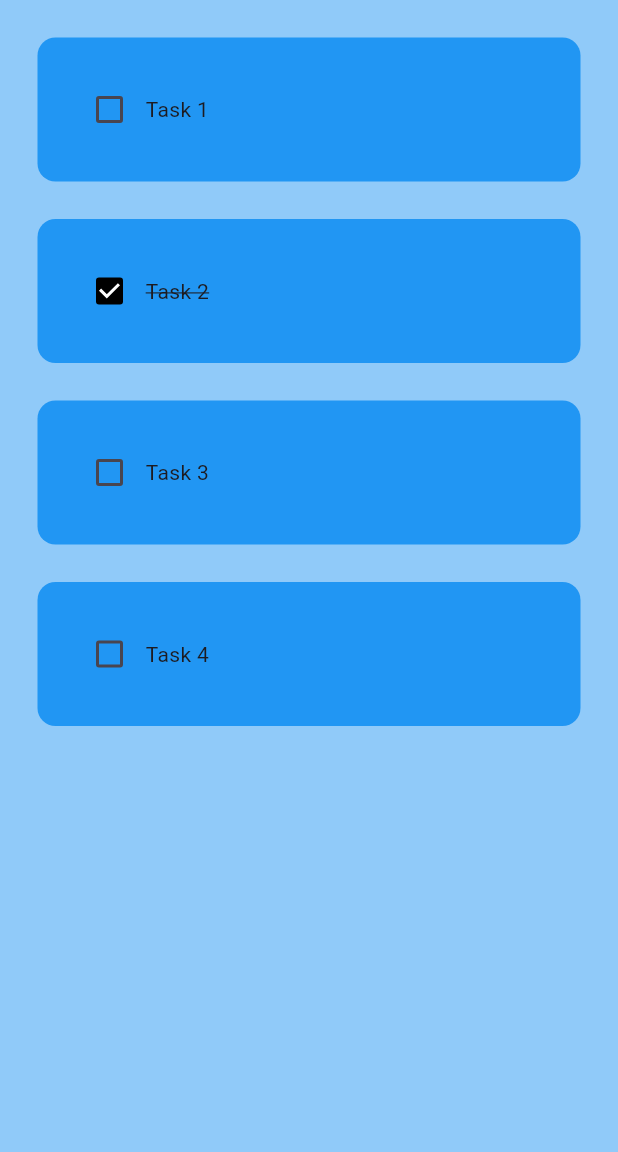
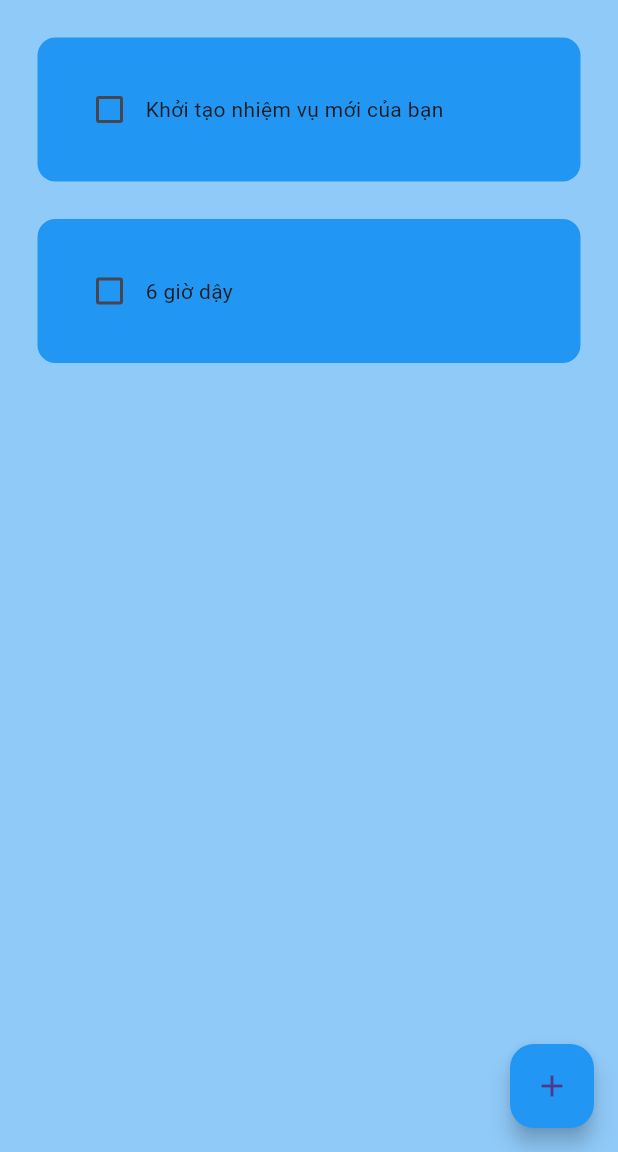
Before and after one commit to HannhhDangg/2025_LTTBDD_N04_Nhom_HanhNguyenDang, a Flutter app: the screen it shows after launch, on a phone screen of 412 x 824 dp, the part 84-1236 px from its top. Run offline on Flutter 3.47's test engine with Material 3 defaults, Android fonts, the phone set to English and light mode, and no system bars; drawn by our look-alikes of flutter_slidable; our stand-ins replace hive_flutter; accounts and stored records are empty.

Commit message:
finished main screen add,delete tasks and connect db use hive local storage

```diff
--- /dev/null
+++ b/todo_app/lib/data/database.dart
@@ -0,0 +1,26 @@
+import 'package:hive_flutter/hive_flutter.dart';
+
+class ToDoDataBase {
+  List toDoList = [];
+
+  // referencen our box
+  final _myBox = Hive.box('mybox');
+
+  // run this method if this is the first time ever opening this app
+  void createInitialData() {
+    toDoList = [
+      ["Khởi tạo nhiệm vụ mới của bạn", false],
+      ["6 giờ dậy", false],
+    ];
+  }
+
+  //load the data from database
+  void loadData() {
+    toDoList = _myBox.get("TODOLIST");
+  }
+
+  //update the database
+  void updateDatabase() {
+    _myBox.put("TODOLIST", toDoList);
+  }
+}
--- a/todo_app/lib/screens/home_page.dart
+++ b/todo_app/lib/screens/home_page.dart
@@ -1,4 +1,7 @@
 import 'package:flutter/material.dart'; //goi cung cap widget để xây dựng thư viện
+import 'package:hive_flutter/hive_flutter.dart';
+import 'package:todo_app/data/database.dart';
+import 'package:todo_app/widgets/dialog_box.dart';
 import '../widgets/todo_tile.dart';
 
 class HomePage extends StatefulWidget {
@@ -9,33 +12,87 @@ class HomePage extends StatefulWidget {
 }
 
 class _HomePageState extends State<HomePage> {
-  //List of to do tasks
-  List<List<dynamic>> toDoList = [
-    ['Task 1', false],
-    ['Task 2', true],
-    ['Task 3', false],
-    ['Task 4', false],
-  ];
+  //reference the hive box
+  final _myBox = Hive.box('mybox');
+
+  @override
+  void initState() {
+    //if this is the first time ever opening app, then create default data
+    if (_myBox.get("TODOLIST") == null) {
+      db.createInitialData();
+    } else {
+      //these alredy exists data
+      db.loadData();
+    }
+    super.initState();
+  }
+
+  //text controller
+  final _controller = TextEditingController();
+  ToDoDataBase db = ToDoDataBase();
 
   //checkbox was tapped
   void checkBoxChanged(bool? value, int index) {
     setState(() {
-      toDoList[index][1] = !toDoList[index][1];
+      db.toDoList[index][1] = !db.toDoList[index][1];
     });
+    db.updateDatabase();
+  }
+
+  //save new task
+  void saveNewTask() {
+    setState(() {
+      db.toDoList.add([_controller.text, false]);
+      _controller.clear();
+    });
+    Navigator.of(context).pop();
+    db.updateDatabase();
+  }
+
+  //create a new task
+  void createNewTask() {
+    showDialog(
+      context: context,
+      builder: (context) {
+        return DialogBox(
+          controller: _controller,
+          onSave: saveNewTask,
+          onCancel: () => Navigator.of(context).pop(),
+        );
+      },
+    );
+  }
+
+  //delete task
+  void deleteTask(int index) {
+    setState(() {
+      db.toDoList.removeAt(index);
+    });
+    db.updateDatabase();
   }
 
   @override
   Widget build(BuildContext context) {
     return Scaffold(
       backgroundColor: Colors.blue[200],
-      appBar: AppBar(title: Center(child: Text('TO DO')), elevation: 0),
+      appBar: AppBar(
+        title: Center(child: Text('TO DO')),
+        elevation: 0,
+      ),
+      floatingActionButton: FloatingActionButton(
+        onPressed: createNewTask,
+        backgroundColor: Colors.blue,
+        child: Icon(Icons.add),
+      ),
       body: ListView.builder(
-        itemCount: toDoList.length,
+        itemCount: db.toDoList.length,
         itemBuilder: (context, index) {
           return ToDoTile(
-            taskName: toDoList[index][0],
-            taskCompleted: toDoList[index][1],
-            onChanged: (value) => checkBoxChanged(value, index),
+            taskName: db.toDoList[index][0],
+            taskCompleted: db.toDoList[index][1],
+            onChanged: (value) =>
+                checkBoxChanged(value, index),
+            deleteFunction: (context) => deleteTask(index),
           );
         },
       ),
--- a/todo_app/lib/widgets/todo_tile.dart
+++ b/todo_app/lib/widgets/todo_tile.dart
@@ -1,21 +1,40 @@
 import 'package:flutter/material.dart';
+import 'package:flutter_slidable/flutter_slidable.dart';
 
 class ToDoTile extends StatelessWidget {
   final String taskName;
   final bool taskCompleted;
-  Function(bool?)? onChanged;
+  Function(bool?)? onChanged; //checkbox on or off
+  Function(BuildContext)? deleteFunction;
 
   ToDoTile({
     super.key,
     required this.taskName,
     required this.taskCompleted,
     required this.onChanged,
+    required this.deleteFunction,
   });
 
   @override
   Widget build(BuildContext context) {
     return Padding(
-      padding: const EdgeInsets.only(left: 25, right: 25, top: 25),
+      padding: const EdgeInsets.only(
+        left: 25,
+        right: 25,
+        top: 25,
+      ),
+      child: Slidable(
+        endActionPane: ActionPane(
+          motion: StretchMotion(),
+          children: [
+            SlidableAction(
+              onPressed: deleteFunction,
+              icon: Icons.delete,
+              backgroundColor: Colors.red.shade300,
+              borderRadius: BorderRadius.circular(12),
+            ),
+          ],
+        ),
         child: Container(
           padding: EdgeInsets.all(24),
           decoration: BoxDecoration(
@@ -42,6 +61,7 @@ class ToDoTile extends StatelessWidget {
             ],
           ),
         ),
+      ),
     );
   }
 }
--- a/todo_app/pubspec.yaml
+++ b/todo_app/pubspec.yaml
@@ -36,6 +36,7 @@ dependencies:
   # The following adds the Cupertino Icons font to your application.
   # Use with the CupertinoIcons class for iOS style icons.
   cupertino_icons: ^1.0.8
+  flutter_slidable: ^3.1.0
 
 dev_dependencies:
   flutter_test:
```
Also changed, not shown: todo_app/lib/main.dart (+11 -2 lines), todo_app/lib/widgets/button_save.dart (added, +20 -0 lines), todo_app/lib/widgets/dialog_box.dart (added, +54 -0 lines), todo_app/lib/screens/login_page.dart (deleted), todo_app/pubspec.lock. Lines whose indentation alone changed are shown as unchanged.
